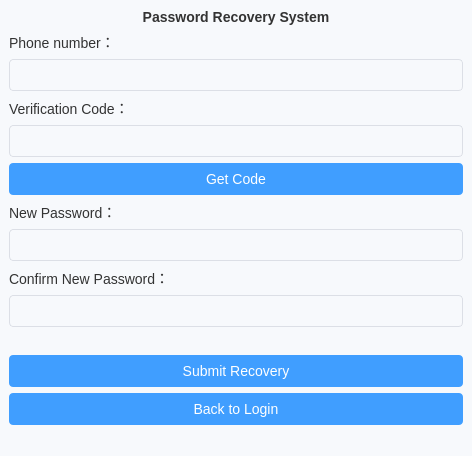
Qt form src/mainwindow.ui (hydrangea2006/Bill_Sale_system) before a commit.
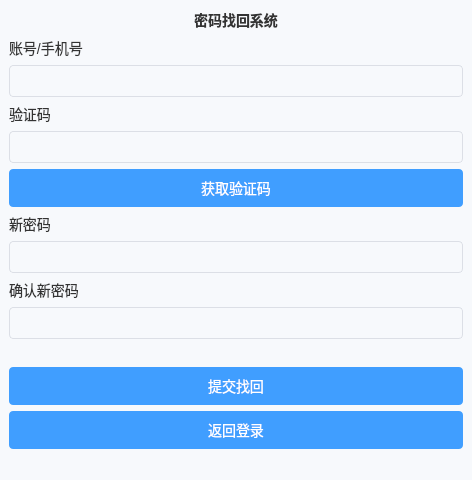
The same form after that commit.

Patch:
```diff
--- a/src/mainwindow.ui
+++ b/src/mainwindow.ui
@@ -52,7 +52,7 @@
          </font>
         </property>
         <property name="text">
-         <string>Password Recovery System</string>
+         <string>密码找回系统</string>
         </property>
         <property name="alignment">
          <set>Qt::AlignmentFlag::AlignHCenter|Qt::AlignmentFlag::AlignTop</set>
@@ -62,7 +62,7 @@
       <item>
        <widget class="QLabel" name="label_2">
         <property name="text">
-         <string>Phone number：</string>
+         <string>账号/手机号</string>
         </property>
        </widget>
       </item>
@@ -81,7 +81,7 @@
     <item>
      <widget class="QLabel" name="label_3">
       <property name="text">
-       <string>Verification Code：</string>
+       <string>验证码</string>
       </property>
      </widget>
     </item>
@@ -91,14 +91,14 @@
     <item>
      <widget class="QPushButton" name="btn_getCode">
       <property name="text">
-       <string>Get Code</string>
+       <string>获取验证码</string>
       </property>
      </widget>
     </item>
     <item>
      <widget class="QLabel" name="label_4">
       <property name="text">
-       <string>New Password：</string>
+       <string>新密码</string>
       </property>
      </widget>
     </item>
@@ -112,7 +112,7 @@
     <item>
      <widget class="QLabel" name="label_5">
       <property name="text">
-       <string>Confirm New Password：</string>
+       <string>确认新密码</string>
       </property>
      </widget>
     </item>
@@ -133,14 +133,14 @@
     <item>
      <widget class="QPushButton" name="btn_submit">
       <property name="text">
-       <string>Submit Recovery</string>
+       <string>提交找回</string>
       </property>
      </widget>
     </item>
     <item>
      <widget class="QPushButton" name="btn_back">
       <property name="text">
-       <string>Back to Login</string>
+       <string>返回登录</string>
       </property>
      </widget>
     </item>
```
